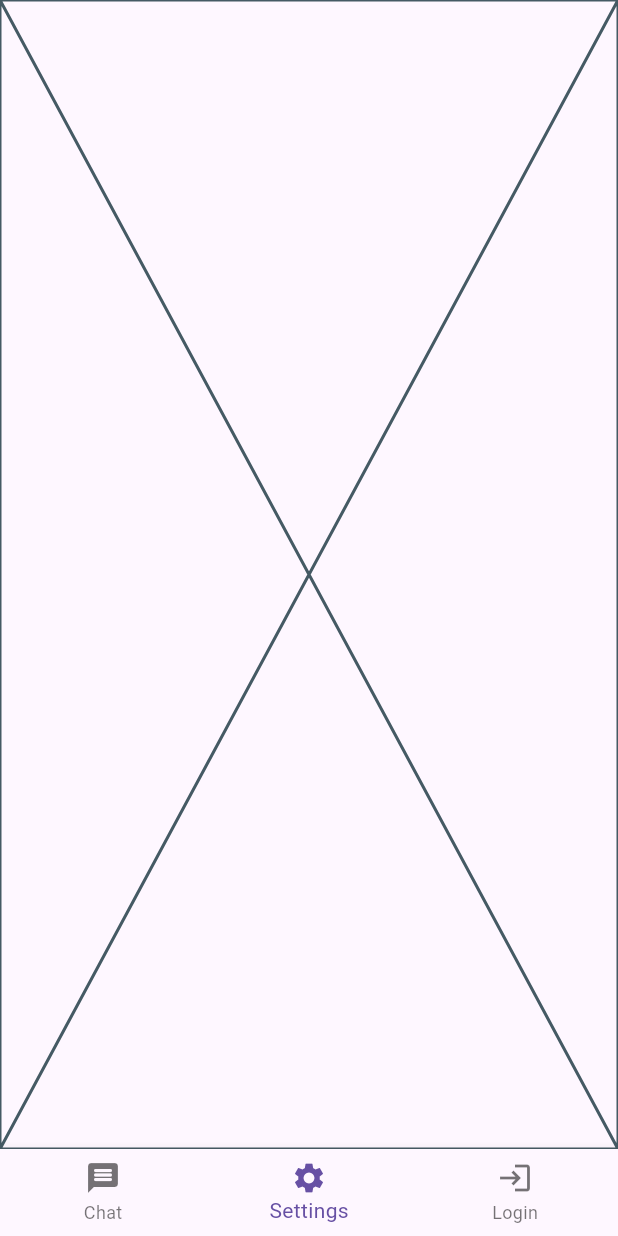
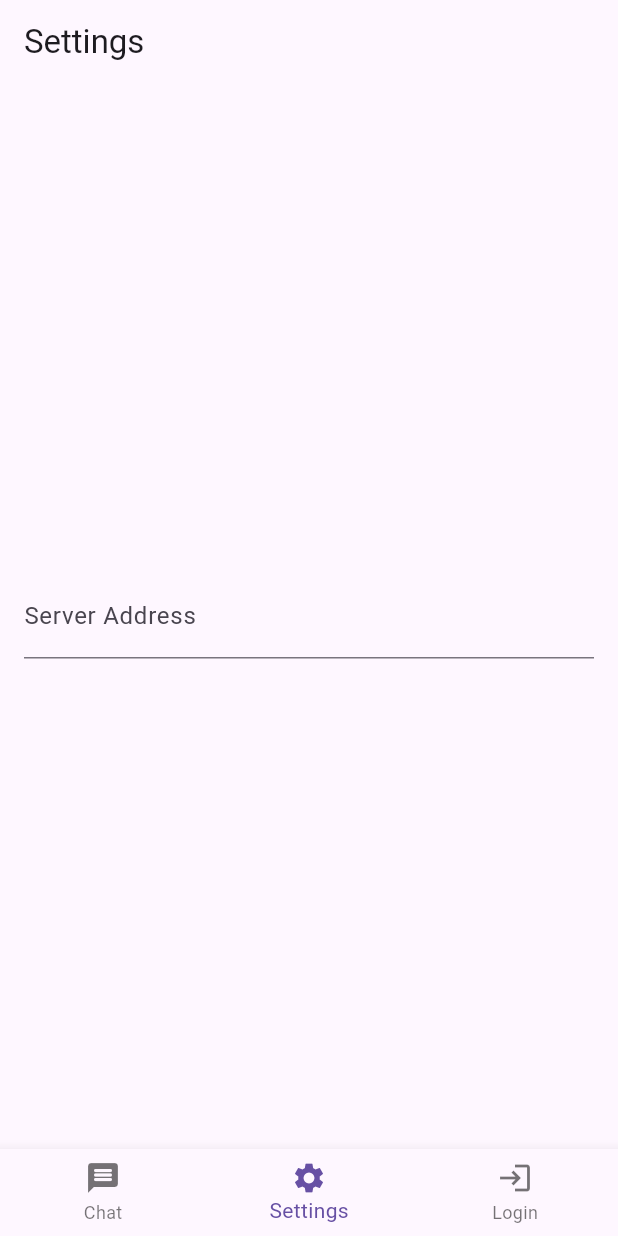
Before and after one commit to andrewamidei/Hackathon-2025, a Flutter app: the screen it shows after launch, item 2 of the bottom bar chosen, on a phone screen of 412 x 824 dp. Run offline on Flutter 3.47's test engine with Material 3 defaults, Android fonts, the phone set to English and light mode, and no system bars; our stand-ins replace flutter_bloc.

Commit message:
changed model

```diff
--- a/frontend/flutter_application/lib/navigation/navigation_page.dart
+++ b/frontend/flutter_application/lib/navigation/navigation_page.dart
@@ -2,6 +2,7 @@
 import 'package:flutter/material.dart';
 import 'package:flutter_application/chat/chat_page.dart';
 import 'package:flutter_application/login/login_page.dart';
+import 'package:flutter_application/settings/settings_page.dart';
 import 'package:flutter_bloc/flutter_bloc.dart';
 
 import 'navigation_bloc.dart';
@@ -38,7 +39,7 @@ class MyHome extends StatelessWidget{
                 case 0:
                   return ChatPage();
                 case 1:
-                  return Placeholder();
+                  return SettingsPage();
                 case 2:
                   return LoginPage();
                 case 3:
--- a/frontend/flutter_application/lib/settings/settings_page.dart
+++ b/frontend/flutter_application/lib/settings/settings_page.dart
@@ -1,13 +1,43 @@
 import 'package:flutter/material.dart';
+import 'package:flutter_bloc/flutter_bloc.dart';
+import 'settings_bloc.dart';
 
 class SettingsPage extends StatelessWidget{
-  const SettingsPage ({super.key});
-  Widget{
-
-  }
+    const SettingsPage({
+        super.key,
+    });
 
   @override
-  Widget build(BuildContext context){
-    return Placeholder();
+  Widget build(BuildContext context) {
+    return BlocProvider(
+        create: (context) => SettingsBloc(),
+        child: settingsView(),
+    );
   }
 }
+class settingsView extends StatelessWidget {
+@override
+    Widget build(BuildContext context) {
+        final loginBloc = BlocProvider.of<SettingsBloc>(context);
+    return Scaffold(
+      appBar: AppBar(title: const Text('Settings'),),
+      body: Padding(
+        padding: const EdgeInsets.all(16),
+        child: Column(
+          mainAxisAlignment: MainAxisAlignment.center,
+          children: [
+            TextField(decoration: const InputDecoration(
+            labelText: 'Server Address',
+
+
+            ),)
+          ],
+        ),
+
+
+      ),
+
+
+    );
+  }
+}
--- /dev/null
+++ b/frontend/flutter_application/lib/util_block.dart
@@ -0,0 +1,3 @@
+class ClassName {
+
+}
```
Also changed, not shown: 1 other file.
